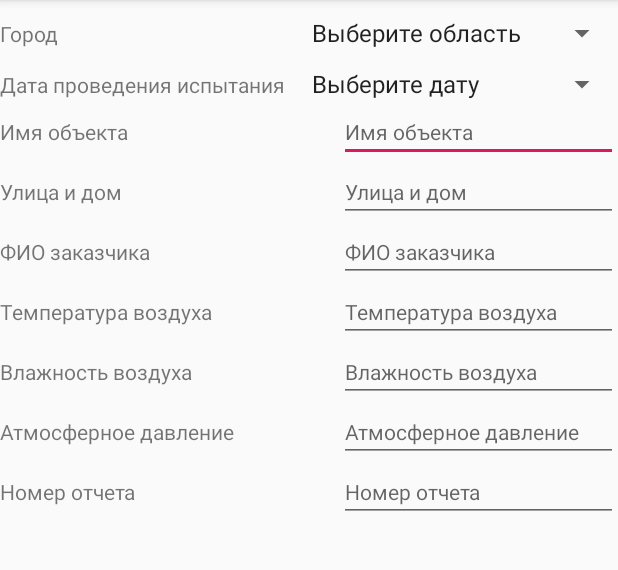
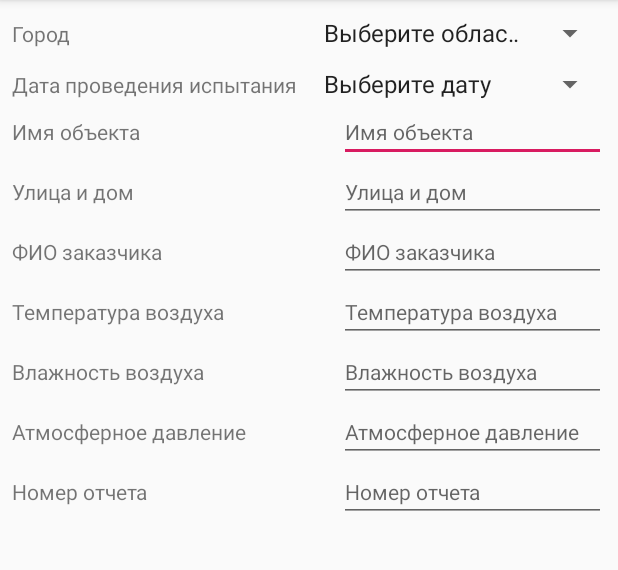
Before and after one commit to af2905/Job4j-Exam, an Android app: the screen it shows after launch (ExamActivity), on a phone screen of 412 x 824 dp, the part 84-654 px from its top. Run offline under Robolectric (Android 15) with nearby library versions, the phone set to English and light mode, and no system bars.

Commit message:
Resources, styles, internalization. [# 65165]

```diff
--- a/app/src/main/res/layout/custom_layout.xml
+++ b/app/src/main/res/layout/custom_layout.xml
@@ -5,6 +5,8 @@
     android:layout_height="wrap_content">
 
     <LinearLayout
+        android:paddingLeft="8dp"
+        android:paddingRight="8dp"
         android:layout_width="match_parent"
         android:layout_height="wrap_content"
         android:orientation="vertical">
@@ -65,7 +67,7 @@
                 android:layout_height="wrap_content"
                 android:layout_weight="1"
                 android:width="200dp"
-                android:text="Имя объекта" />
+                android:text="@string/object_name" />
 
             <EditText
                 android:id="@+id/editText1"
@@ -73,7 +75,7 @@
                 android:layout_height="wrap_content"
                 android:layout_weight="1"
                 android:ems="10"
-                android:hint="Имя объекта"
+                android:hint="@string/object_name"
                 android:inputType="textPersonName"
                 android:textSize="14sp" />
         </LinearLayout>
@@ -89,7 +91,7 @@
                 android:layout_height="wrap_content"
                 android:layout_weight="1"
                 android:width="200dp"
-                android:text="Улица и дом" />
+                android:text="@string/street_and_house" />
 
             <EditText
                 android:id="@+id/editText2"
@@ -97,7 +99,7 @@
                 android:layout_height="wrap_content"
                 android:layout_weight="1"
                 android:ems="10"
-                android:hint="Улица и дом"
+                android:hint="@string/street_and_house"
                 android:inputType="textPersonName"
                 android:textSize="14sp" />
         </LinearLayout>
@@ -113,7 +115,7 @@
                 android:layout_height="wrap_content"
                 android:layout_weight="1"
                 android:width="200dp"
-                android:text="ФИО заказчика" />
+                android:text="@string/customer_name" />
 
             <EditText
                 android:id="@+id/editText3"
@@ -121,7 +123,7 @@
                 android:layout_height="wrap_content"
                 android:layout_weight="1"
                 android:ems="10"
-                android:hint="ФИО заказчика"
+                android:hint="@string/customer_name"
                 android:inputType="textPersonName"
                 android:textSize="14sp" />
         </LinearLayout>
@@ -137,7 +139,7 @@
                 android:layout_height="wrap_content"
                 android:layout_weight="1"
                 android:width="200dp"
-                android:text="Температура воздуха" />
+                android:text="@string/air_temperature" />
 
             <EditText
                 android:id="@+id/editText4"
@@ -145,7 +147,7 @@
                 android:layout_height="wrap_content"
                 android:layout_weight="1"
                 android:ems="10"
-                android:hint="Температура воздуха"
+                android:hint="@string/air_temperature"
                 android:inputType="textPersonName"
                 android:textSize="14sp" />
         </LinearLayout>
@@ -161,7 +163,7 @@
                 android:layout_height="wrap_content"
                 android:layout_weight="1"
                 android:width="200dp"
-                android:text="Влажность воздуха" />
+                android:text="@string/air_humidity" />
 
             <EditText
                 android:id="@+id/editText5"
@@ -169,7 +171,7 @@
                 android:layout_height="wrap_content"
                 android:layout_weight="1"
                 android:ems="10"
-                android:hint="Влажность воздуха"
+                android:hint="@string/air_humidity"
                 android:inputType="textPersonName"
                 android:textSize="14sp" />
         </LinearLayout>
@@ -185,7 +187,7 @@
                 android:layout_height="wrap_content"
                 android:layout_weight="1"
                 android:width="200dp"
-                android:text="Атмосферное давление" />
+                android:text="@string/atmosphere_pressure" />
 
             <EditText
                 android:id="@+id/editText6"
@@ -193,7 +195,7 @@
                 android:layout_height="wrap_content"
                 android:layout_weight="1"
                 android:ems="10"
-                android:hint="Атмосферное давление"
+                android:hint="@string/atmosphere_pressure"
                 android:inputType="textPersonName"
                 android:textSize="14sp" />
         </LinearLayout>
@@ -209,7 +211,7 @@
                 android:layout_height="wrap_content"
                 android:layout_weight="1"
                 android:width="200dp"
-                android:text="Номер отчета" />
+                android:text="@string/report_number" />
 
             <EditText
                 android:id="@+id/editText7"
@@ -217,8 +219,7 @@
                 android:layout_height="wrap_content"
                 android:layout_weight="1"
                 android:ems="10"
-                android:hint="Номер отчета"
-
+                android:hint="@string/report_number"
                 android:inputType="textPersonName"
                 android:textSize="14sp" />
         </LinearLayout>
--- a/app/src/main/res/values/strings.xml
+++ b/app/src/main/res/values/strings.xml
@@ -1,9 +1,9 @@
 <resources>
     <string name="app_name">Job4jExam</string>
 
-    <string name="Hello">Hello AF</string>
-    <string name="back">back</string>
-    <string name="next">next</string>
+    <string name="Hello">Добро пожаловать AF</string>
+    <string name="back">Назад</string>
+    <string name="next">Следующий</string>
 
     <string name="domain_prompt">Выберите область</string>
     <string name="exp_date">Дата проведения испытания</string>
@@ -15,6 +15,17 @@
     </string-array>
 
     <string name="date_prompt">Выберите дату</string>
+    <string name="object_name">Имя объекта</string>
+    <string name="street_and_house">Улица и дом</string>
+    <string name="customer_name">ФИО заказчика</string>
+    <string name="air_temperature">Температура воздуха</string>
+    <string name="air_humidity">Влажность воздуха</string>
+    <string name="atmosphere_pressure">Атмосферное давление</string>
+    <string name="report_number">Номер отчета</string>
+    <string name="radiobutton1">RadioButton</string>
+    <string name="radiobutton">RadioButton</string>
+    <string name="radiobutton3">RadioButton</string>
+    <string name="radiobutton4">RadioButton</string>
     <string-array name="date_arrays">
         <item>Выберите дату</item>
         <item>январь</item>
```
Also changed, not shown: app/src/main/res/layout/activity_exam.xml (+11 -8 lines), app/src/main/res/values/styles.xml (+10 -0 lines), 1 other file.
